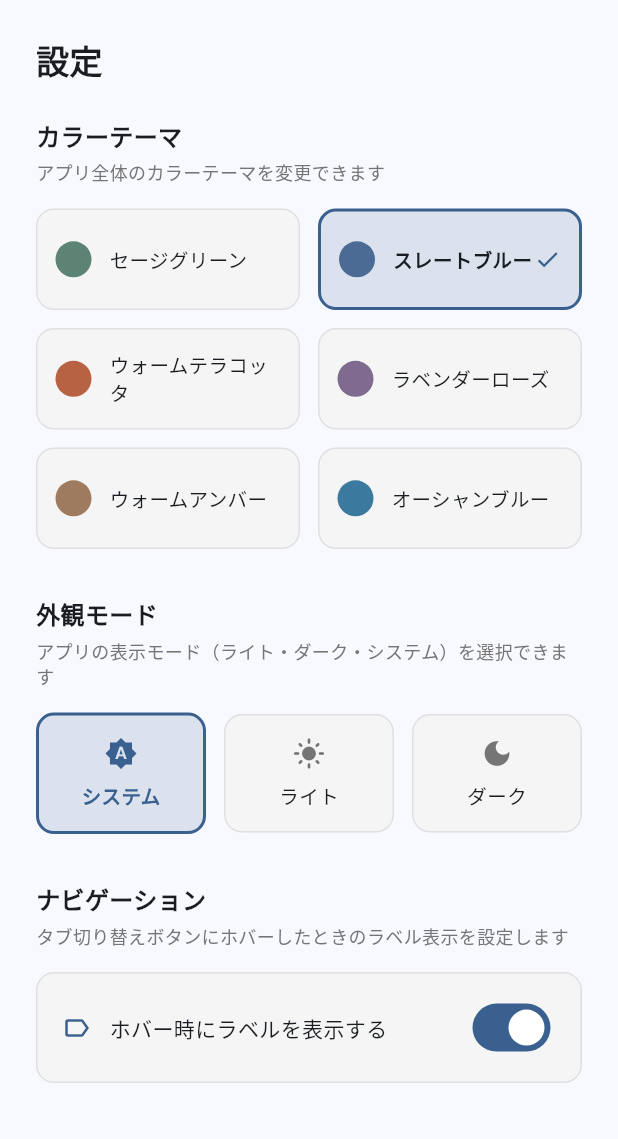
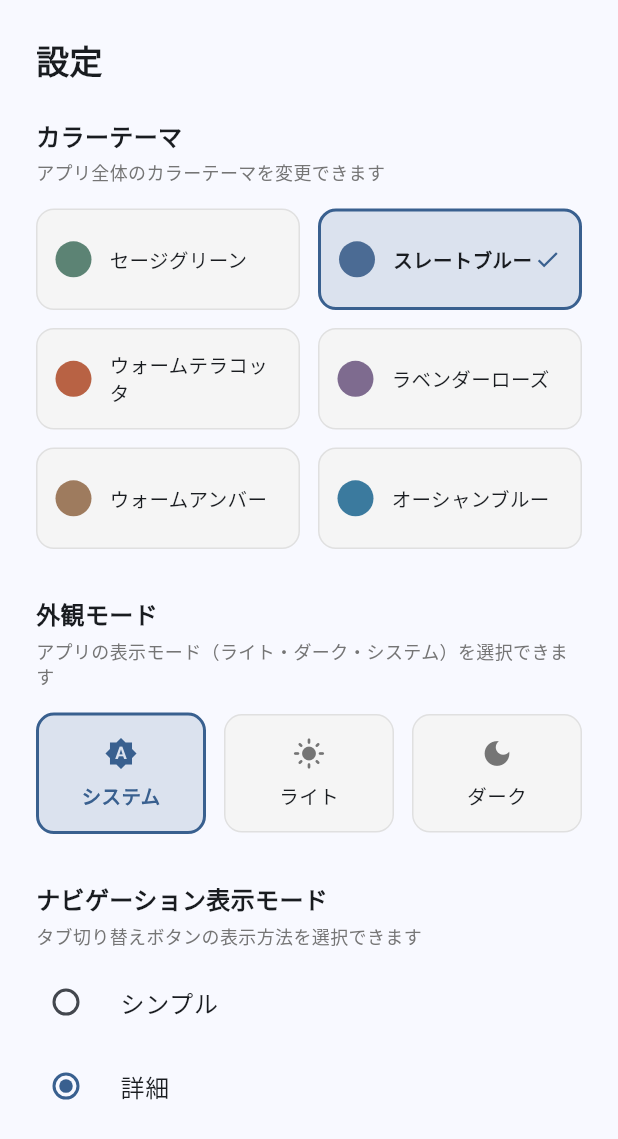
Before and after one commit to motchiy-lab/motchiy-todo, a Flutter app: the SettingsScreen screen opened directly, after a tap on "スレートブルー", on a phone screen of 412 x 824 dp. Shown: the top 1139 px of the screen. Run offline on Flutter 3.47's test engine with Material 3 defaults, Android fonts, the phone set to English and light mode, and no system bars; our stand-ins replace cloud_firestore, firebase_core, shared_preferences; missing offline and left inert: window_manager; accounts and stored records are empty.

Commit message:
タブバーのUIを改善
Signed-off-by: motchiy-tuti <motchiy@users.noreply.github.com>

```diff
--- a/lib/main.dart
+++ b/lib/main.dart
@@ -32,9 +32,7 @@ final ValueNotifier<int> themeIndexNotifier = ValueNotifier<int>(0);
 final ValueNotifier<ThemeMode> themeModeNotifier = ValueNotifier<ThemeMode>(
   ThemeMode.system,
 );
-final ValueNotifier<bool> showNavLabelsOnHoverNotifier = ValueNotifier<bool>(
-  true,
-);
+final ValueNotifier<bool> showNavLabelsNotifier = ValueNotifier<bool>(true);
 
 void main() async {
   WidgetsFlutterBinding.ensureInitialized();
@@ -52,8 +50,7 @@ void main() async {
   themeModeNotifier.value =
       ThemeMode.values[themeModeIndex.clamp(0, ThemeMode.values.length - 1)];
 
-  showNavLabelsOnHoverNotifier.value =
-      prefs.getBool('show_nav_labels_on_hover') ?? true;
+  showNavLabelsNotifier.value = prefs.getBool('show_nav_labels') ?? true;
 
   if (!kIsWeb && (Platform.isWindows || Platform.isMacOS || Platform.isLinux)) {
     await windowManager.ensureInitialized();
--- a/lib/screens/main_screen.dart
+++ b/lib/screens/main_screen.dart
@@ -10,6 +10,7 @@ import 'task_home_screen.dart';
 import 'wishlist_screen.dart';
 import '../widgets/custom_title_bar.dart';
 import '../widgets/nav_bar.dart';
+import '../main.dart';
 
 class MainScreen extends StatefulWidget {
   const MainScreen({super.key});
@@ -21,6 +22,7 @@ class MainScreen extends StatefulWidget {
 class _MainScreenState extends State<MainScreen> {
   int? _currentIndex = 2; // ToDoリスト is the 3rd tab (index 2)
   final GlobalKey<TaskHomeScreenState> _taskHomeScreenKey = GlobalKey();
+  late final PageController _pageController;
 
   late final List<Widget> _screens = [
     const CalendarScreen(),
@@ -37,13 +39,33 @@ class _MainScreenState extends State<MainScreen> {
     const SettingsScreen(),
   ];
 
+  @override
+  void initState() {
+    super.initState();
+    _pageController = PageController(initialPage: _currentIndex!);
+  }
+
+  @override
+  void dispose() {
+    _pageController.dispose();
+    super.dispose();
+  }
+
   void _onTabTapped(int index) {
+    _pageController.animateToPage(
+      index,
+      duration: const Duration(milliseconds: 300),
+      curve: Curves.easeOutCubic,
+    );
+  }
+
+  void _onPageChanged(int index) {
     setState(() {
       _currentIndex = index;
+    });
     if (index == 2) {
       _taskHomeScreenKey.currentState?.loadTasks();
     }
-    });
   }
 
   @override
@@ -68,61 +90,60 @@ class _MainScreenState extends State<MainScreen> {
                       ),
                     ),
                   )
-                : IndexedStack(index: _currentIndex, children: _screens),
+                : PageView(
+                    controller: _pageController,
+                    onPageChanged: _onPageChanged,
+                    children: _screens,
+                  ),
           ),
         ],
       ),
-      bottomNavigationBar: SizedBox(
-        height: 92,
-        child: Stack(
-          alignment: Alignment.bottomCenter,
-          clipBehavior: Clip.none,
-          children: [
-            Positioned(
-              bottom: 12,
-              left: 16,
-              right: 16,
-              height: 68,
-              child: Container(
+      bottomNavigationBar: ValueListenableBuilder<bool>(
+        valueListenable: showNavLabelsNotifier,
+        builder: (context, showNavLabels, child) => Container(
+          height: 88,
           decoration: BoxDecoration(
-                  color: isDark
-                      ? colorScheme.surfaceContainerHighest
-                      : Colors.white,
-                  borderRadius: BorderRadius.circular(28),
+            color: isDark ? colorScheme.surfaceContainerHighest : Colors.white,
             boxShadow: [
               BoxShadow(
-                      color: Colors.black.withValues(alpha: 0.1),
-                      blurRadius: 10,
+                color: Colors.black.withValues(alpha: 0.12),
+                blurRadius: 14,
                 offset: const Offset(0, -4),
               ),
             ],
           ),
           child: Padding(
-                  padding: const EdgeInsets.symmetric(horizontal: 8),
+            padding: const EdgeInsets.fromLTRB(8, 4, 8, 0),
+            child: Row(
+              children: [
+                Expanded(
                   child: LayoutBuilder(
                     builder: (context, constraints) {
-                      final selectedIndex = _currentIndex;
+                      const circleSize = 64.0;
+                      final itemWidth = constraints.maxWidth / 5;
+                      final selectedLeft = _currentIndex == null
+                          ? 0.0
+                          : itemWidth * _currentIndex! +
+                                (itemWidth - circleSize) / 2;
+
                       return Stack(
-                        alignment: Alignment.center,
                         children: [
-                          if (selectedIndex != null)
-                            AnimatedAlign(
-                              alignment: Alignment(
-                                -0.8 + selectedIndex * 0.4,
-                                0,
-                              ),
+                          if (_currentIndex != null)
+                            AnimatedPositioned(
+                              left: selectedLeft,
+                              top: (80 - circleSize) / 2,
+                              width: circleSize,
+                              height: circleSize,
                               duration: const Duration(milliseconds: 300),
                               curve: Curves.easeOutCubic,
                               child: Container(
-                                width: 48,
-                                height: 48,
                                 decoration: BoxDecoration(
                                   color: colorScheme.primary,
                                   shape: BoxShape.circle,
                                   boxShadow: [
                                     BoxShadow(
                                       color: colorScheme.primary.withValues(
-                                        alpha: 0.35,
+                                        alpha: 0.3,
                                       ),
                                       blurRadius: 8,
                                       offset: const Offset(0, 3),
@@ -139,6 +160,7 @@ class _MainScreenState extends State<MainScreen> {
                                   outlineIcon: Icons.calendar_month_outlined,
                                   filledIcon: Icons.calendar_month,
                                   label: 'カレンダー',
+                                  showLabel: showNavLabels,
                                   currentIndex: _currentIndex ?? -1,
                                   selectedColor: colorScheme.onPrimary,
                                   onTap: _onTabTapped,
@@ -150,6 +172,7 @@ class _MainScreenState extends State<MainScreen> {
                                   outlineIcon: Icons.card_giftcard_outlined,
                                   filledIcon: Icons.card_giftcard,
                                   label: '欲しいもの',
+                                  showLabel: showNavLabels,
                                   currentIndex: _currentIndex ?? -1,
                                   selectedColor: colorScheme.onPrimary,
                                   onTap: _onTabTapped,
@@ -161,6 +184,7 @@ class _MainScreenState extends State<MainScreen> {
                                   outlineIcon: Icons.checklist_outlined,
                                   filledIcon: Icons.checklist,
                                   label: 'ToDoリスト',
+                                  showLabel: showNavLabels,
                                   currentIndex: _currentIndex ?? -1,
                                   selectedColor: colorScheme.onPrimary,
                                   onTap: _onTabTapped,
@@ -172,6 +196,7 @@ class _MainScreenState extends State<MainScreen> {
                                   outlineIcon: Icons.lightbulb_outline,
                                   filledIcon: Icons.lightbulb,
                                   label: 'アイデア',
+                                  showLabel: showNavLabels,
                                   currentIndex: _currentIndex ?? -1,
                                   selectedColor: colorScheme.onPrimary,
                                   onTap: _onTabTapped,
@@ -183,6 +208,7 @@ class _MainScreenState extends State<MainScreen> {
                                   outlineIcon: Icons.settings_outlined,
                                   filledIcon: Icons.settings,
                                   label: '設定',
+                                  showLabel: showNavLabels,
                                   currentIndex: _currentIndex ?? -1,
                                   selectedColor: colorScheme.onPrimary,
                                   onTap: _onTabTapped,
@@ -195,9 +221,9 @@ class _MainScreenState extends State<MainScreen> {
                     },
                   ),
                 ),
+              ],
             ),
           ),
-          ],
         ),
       ),
     );
--- a/lib/screens/settings_screen.dart
+++ b/lib/screens/settings_screen.dart
@@ -25,10 +25,10 @@ class _SettingsScreenState extends State<SettingsScreen> {
     setState(() {});
   }
 
-  Future<void> _changeShowNavLabels(bool value) async {
-    showNavLabelsOnHoverNotifier.value = value;
+  Future<void> _changeNavDisplayMode(bool showLabels) async {
+    showNavLabelsNotifier.value = showLabels;
     final prefs = await SharedPreferences.getInstance();
-    await prefs.setBool('show_nav_labels_on_hover', value);
+    await prefs.setBool('show_nav_labels', showLabels);
     setState(() {});
   }
 
@@ -176,58 +176,35 @@ class _SettingsScreenState extends State<SettingsScreen> {
               ),
               const SizedBox(height: 32),
               const Text(
-                'ナビゲーション',
+                'ナビゲーション表示モード',
                 style: TextStyle(fontSize: 16, fontWeight: FontWeight.bold),
               ),
               const SizedBox(height: 4),
               Text(
-                'タブ切り替えボタンにホバーしたときのラベル表示を設定します',
+                'タブ切り替えボタンの表示方法を選択できます',
                 style: TextStyle(
                   fontSize: 12,
                   color: isDark ? Colors.grey[400] : Colors.grey[600],
                 ),
               ),
-              const SizedBox(height: 16),
-              InkWell(
-                onTap: () =>
-                    _changeShowNavLabels(!showNavLabelsOnHoverNotifier.value),
-                borderRadius: BorderRadius.circular(12),
-                child: Container(
-                  padding: const EdgeInsets.symmetric(
-                    horizontal: 16,
-                    vertical: 12,
-                  ),
-                  decoration: BoxDecoration(
-                    color: isDark ? Colors.grey[900] : Colors.grey[100],
-                    borderRadius: BorderRadius.circular(12),
-                    border: Border.all(
-                      color: isDark ? Colors.grey[800]! : Colors.grey[300]!,
-                    ),
-                  ),
-                  child: Row(
-                    children: [
-                      Icon(
-                        Icons.label_outline,
-                        size: 20,
-                        color: colorScheme.primary,
-                      ),
-                      const SizedBox(width: 12),
-                      const Expanded(
-                        child: Text(
-                          'ホバー時にラベルを表示する',
-                          style: TextStyle(
-                            fontSize: 14,
-                            fontWeight: FontWeight.w500,
-                          ),
-                        ),
-                      ),
-                      Switch(
-                        value: showNavLabelsOnHoverNotifier.value,
-                        onChanged: (value) => _changeShowNavLabels(value),
-                      ),
-                    ],
-                  ),
-                ),
+              const SizedBox(height: 8),
+              RadioListTile<bool>(
+                contentPadding: EdgeInsets.zero,
+                title: const Text('シンプル'),
+                value: false,
+                groupValue: showNavLabelsNotifier.value,
+                onChanged: (value) {
+                  if (value != null) _changeNavDisplayMode(value);
+                },
+              ),
+              RadioListTile<bool>(
+                contentPadding: EdgeInsets.zero,
+                title: const Text('詳細'),
+                value: true,
+                groupValue: showNavLabelsNotifier.value,
+                onChanged: (value) {
+                  if (value != null) _changeNavDisplayMode(value);
+                },
               ),
             ],
           ),
--- a/lib/widgets/nav_bar.dart
+++ b/lib/widgets/nav_bar.dart
@@ -1,10 +1,11 @@
 import 'package:flutter/material.dart';
 
-class NavItem extends StatefulWidget {
+class NavItem extends StatelessWidget {
   final int index;
   final IconData outlineIcon;
   final IconData filledIcon;
   final String label;
+  final bool showLabel;
   final int currentIndex;
   final Color? selectedColor;
   final ValueChanged<int> onTap;
@@ -15,173 +16,58 @@ class NavItem extends StatefulWidget {
     required this.outlineIcon,
     required this.filledIcon,
     required this.label,
+    required this.showLabel,
     required this.currentIndex,
     this.selectedColor,
     required this.onTap,
   });
 
   @override
-  State<NavItem> createState() => _NavItemState();
-}
-
-class _NavItemState extends State<NavItem> {
-  bool _isHovered = false;
-
-  @override
   Widget build(BuildContext context) {
-    final isSelected = widget.currentIndex == widget.index;
+    final isSelected = currentIndex == index;
     final colorScheme = Theme.of(context).colorScheme;
     final color = isSelected
-        ? (widget.selectedColor ?? colorScheme.primary)
+        ? (selectedColor ?? colorScheme.onPrimary)
         : Colors.grey;
 
-    return MouseRegion(
-      onEnter: (_) => setState(() => _isHovered = true),
-      onExit: (_) => setState(() => _isHovered = false),
-      child: GestureDetector(
+    return GestureDetector(
       behavior: HitTestBehavior.opaque,
-        onTap: () => widget.onTap(widget.index),
+      onTap: () => onTap(index),
       child: SizedBox(
-          width: 50,
-          height: 55,
-          child: Stack(
-            alignment: Alignment.center,
-            clipBehavior: Clip.none,
+        height: 80,
+        child: Padding(
+          padding: const EdgeInsets.symmetric(horizontal: 4, vertical: 6),
+          child: FittedBox(
+            fit: BoxFit.scaleDown,
+            child: Column(
+              mainAxisAlignment: MainAxisAlignment.center,
               children: [
-              Positioned(
-                top: 10,
-                child: TweenAnimationBuilder<double>(
-                  tween: Tween<double>(
-                    begin: 1.0,
-                    end: _isHovered ? 1.15 : 1.0,
-                  ),
-                  duration: const Duration(milliseconds: 150),
-                  builder: (context, scale, child) {
-                    return Transform.scale(scale: scale, child: child);
-                  },
-                  child: Icon(
-                    isSelected ? widget.filledIcon : widget.outlineIcon,
+                Icon(
+                  isSelected ? filledIcon : outlineIcon,
                   color: color,
                   size: 22,
                 ),
-                ),
-              ),
-              if (_isHovered)
-                Positioned(
-                  bottom: 10,
-                  child: Text(
-                    widget.label,
+                if (showLabel) ...[
+                  const SizedBox(height: 2),
+                  Text(
+                    label,
+                    textAlign: TextAlign.center,
                     style: TextStyle(
+                      color: color,
                       fontSize: 10,
                       fontWeight: isSelected
                           ? FontWeight.bold
-                          : FontWeight.normal,
-                      color: color,
+                          : FontWeight.w500,
                     ),
-                  ),
+                    maxLines: 1,
+                    overflow: TextOverflow.ellipsis,
                   ),
                 ],
+              ],
+            ),
           ),
         ),
       ),
     );
   }
 }
-
-class CenterNavItem extends StatefulWidget {
-  final int index;
-  final IconData filledIcon;
-  final String label;
-  final int currentIndex;
-  final ValueChanged<int> onTap;
-
-  const CenterNavItem({
-    super.key,
-    required this.index,
-    required this.filledIcon,
-    required this.label,
-    required this.currentIndex,
-    required this.onTap,
-  });
-
-  @override
-  State<CenterNavItem> createState() => _CenterNavItemState();
-}
-
-class _CenterNavItemState extends State<CenterNavItem> {
-  bool _isHovered = false;
-
-  @override
-  Widget build(BuildContext context) {
-    final isSelected = widget.currentIndex == widget.index;
-    final colorScheme = Theme.of(context).colorScheme;
-
-    return MouseRegion(
-      onEnter: (_) => setState(() => _isHovered = true),
-      onExit: (_) => setState(() => _isHovered = false),
-      child: GestureDetector(
-        behavior: HitTestBehavior.opaque,
-        onTap: () => widget.onTap(widget.index),
-        child: SizedBox(
-          width: 70,
-          height: 65,
-          child: Stack(
-            alignment: Alignment.center,
-            clipBehavior: Clip.none,
-            children: [
-              Positioned(
-                top: 2,
-                child: TweenAnimationBuilder<double>(
-                  tween: Tween<double>(
-                    begin: 1.0,
-                    end: _isHovered ? 1.12 : 1.0,
-                  ),
-                  duration: const Duration(milliseconds: 150),
-                  builder: (context, scale, child) {
-                    return Transform.scale(scale: scale, child: child);
-                  },
-                  child: Container(
-                    width: 48,
-                    height: 48,
-                    decoration: BoxDecoration(
-                      color: colorScheme.primary,
-                      shape: BoxShape.circle,
-                      boxShadow: [
-                        BoxShadow(
-                          color: colorScheme.primary.withValues(alpha: 0.4),
-                          blurRadius: 8,
-                          offset: const Offset(0, 3),
-                        ),
-                      ],
-                    ),
-                    child: Icon(
-                      widget.filledIcon,
-                      color: colorScheme.onPrimary,
-                      size: 26,
-                    ),
-                  ),
-                ),
-              ),
-              if (_isHovered)
-                Positioned(
-                  bottom: 0,
-                  child: Text(
-                    widget.label,
-                    style: TextStyle(
-                      fontSize: 10,
-                      fontWeight: isSelected
-                          ? FontWeight.bold
-                          : FontWeight.normal,
-                      color: isSelected
-                          ? colorScheme.primary
-                          : Colors.grey[700],
-                    ),
-                  ),
-                ),
-            ],
-          ),
-        ),
-      ),
-    );
-  }
-}
```
Lines whose indentation alone changed are shown as unchanged.
